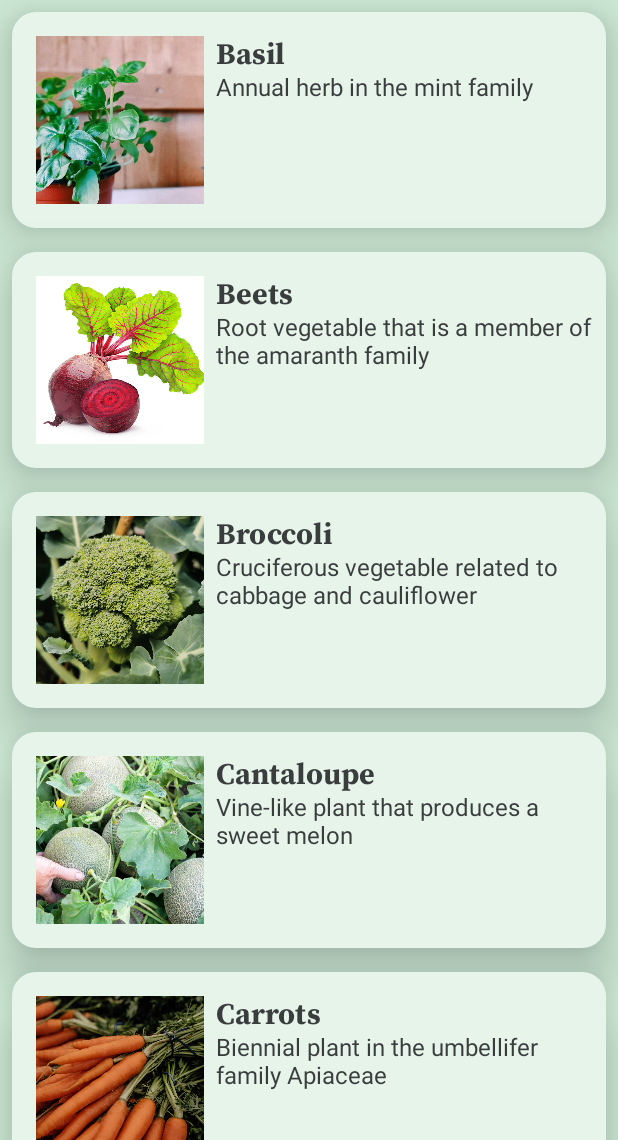
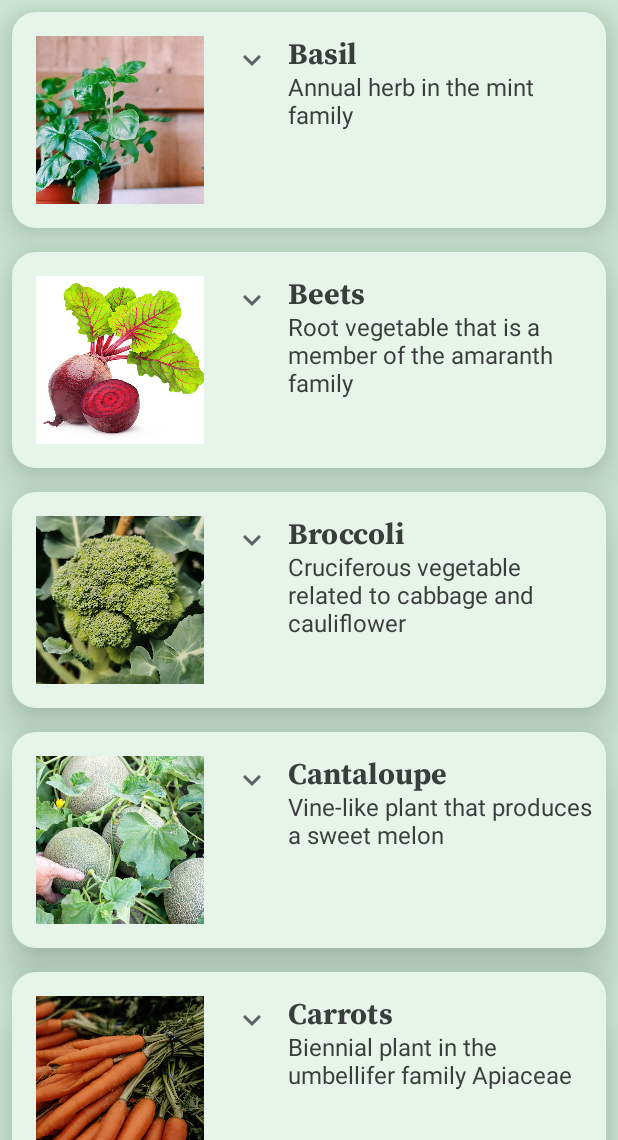
Before and after one commit to annedawson/Plants, an Android app built with Jetpack Compose: the screen it shows after launch (MainActivity), on a phone screen of 412 x 824 dp, the part 96-1236 px from its top. Run offline under Robolectric (Android 15) with nearby library versions, the phone set to English and light mode, and no system bars.

Commit message:
After adding the expand button and PlantDetails, with animation

```diff
--- a/app/build.gradle
+++ b/app/build.gradle
@@ -60,4 +60,5 @@ dependencies {
     androidTestImplementation "androidx.compose.ui:ui-test-junit4:$compose_ui_version"
     debugImplementation "androidx.compose.ui:ui-tooling:$compose_ui_version"
     debugImplementation "androidx.compose.ui:ui-test-manifest:$compose_ui_version"
+    implementation "androidx.compose.material:material-icons-extended:$compose_ui_version"
 }
--- a/app/src/main/java/net/annedawson/plants/MainActivity.kt
+++ b/app/src/main/java/net/annedawson/plants/MainActivity.kt
@@ -6,16 +6,19 @@ import androidx.activity.ComponentActivity
 import androidx.activity.compose.setContent
 import androidx.annotation.DrawableRes
 import androidx.annotation.StringRes
+import androidx.compose.animation.animateContentSize
+import androidx.compose.animation.core.Spring
+import androidx.compose.animation.core.spring
 import androidx.compose.foundation.background
 import androidx.compose.foundation.lazy.LazyColumn
 import androidx.compose.foundation.lazy.items
 import androidx.compose.foundation.Image
 import androidx.compose.foundation.layout.*
-import androidx.compose.material.Card
-import androidx.compose.material.MaterialTheme
-import androidx.compose.material.Scaffold
-import androidx.compose.material.Text
-import androidx.compose.runtime.Composable
+import androidx.compose.material.*
+import androidx.compose.material.icons.Icons
+import androidx.compose.material.icons.filled.ExpandLess
+import androidx.compose.material.icons.filled.ExpandMore
+import androidx.compose.runtime.*
 import androidx.compose.ui.Alignment
 import androidx.compose.ui.Modifier
 import androidx.compose.ui.layout.ContentScale
@@ -65,12 +68,24 @@ fun PlantsApp() {
 
 @Composable
 fun PlantItem(plant: Plant, modifier: Modifier = Modifier) {
+    var expanded by remember { mutableStateOf(false) }
+    // expanded is the state which is being observed
+
     // Card is a surface that can contain a single composable.
     Card(
         elevation = 20.dp,
         modifier = modifier.padding(8.dp)
     )  // card is a medium component in Shape.kt change to 16.dp
     {
+        // spring animate the whole column
+        Column(modifier = Modifier
+            .animateContentSize(
+                animationSpec = spring(
+                    dampingRatio = Spring.DampingRatioMediumBouncy,
+                    stiffness = Spring.StiffnessLow
+                )
+            )
+        ) {
             Row(
                 modifier = Modifier // a new instance of Modifier
                     .fillMaxWidth()
@@ -78,8 +93,32 @@ fun PlantItem(plant: Plant, modifier: Modifier = Modifier) {
                     .background(MaterialTheme.colors.surface) // paler green for list item
             ) {
                 PlantImage(plant.imageResourceId)
+                PlantItemButton(
+                    expanded = expanded,
+                    onClick = { expanded = !expanded },
+                ) // if I put the Button code below PlantInformation,
+                // when it runs, the button is off screen - so not visible
                 PlantInformation(plant.name, plant.summary)
             }
+            if (expanded) {
+                PlantDetails(plant.details)
+            }
+        }
+    }
+}
+
+@Composable
+private fun PlantItemButton(
+    expanded: Boolean,
+    onClick: () -> Unit,
+    modifier: Modifier = Modifier
+) {
+    IconButton(onClick = onClick) {
+        Icon(
+            imageVector = if (expanded) Icons.Filled.ExpandLess else Icons.Filled.ExpandMore,
+            tint = MaterialTheme.colors.secondary,
+            contentDescription = stringResource(R.string.expand_button_content_description)
+        )
     }
 }
 
@@ -157,3 +196,20 @@ fun PlantsTopAppBar(modifier: Modifier = Modifier) {
         )
     }
 }
+
+@Composable
+fun PlantDetails(@StringRes plantDetails: Int, modifier: Modifier = Modifier) {
+    Column(
+        modifier = modifier.padding(
+            start = 16.dp,
+            top = 8.dp,
+            bottom = 16.dp,
+            end = 16.dp
+        )
+    ) {
+         Text(
+            text = stringResource(plantDetails),
+            style = MaterialTheme.typography.body1
+        )
+    }
+}
```
Lines whose indentation alone changed are shown as unchanged.
